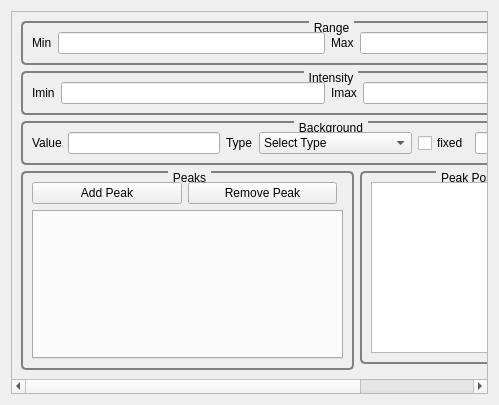
Old version of the form Widgets/Range_Widget.ui in the repository ExperimentalMineralPhysics/Continuous-Peak-Fit.
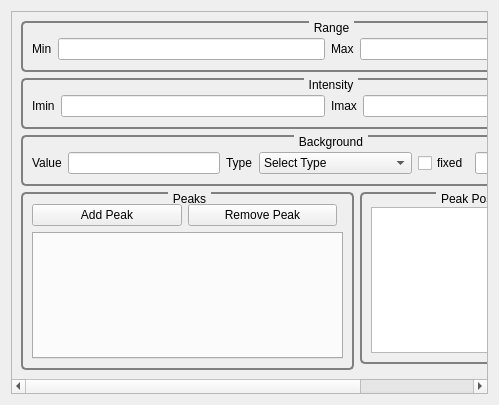
New version of the form.

Commit message: Adjust widgets size for PyQt6

```diff
--- a/Widgets/Range_Widget.ui
+++ b/Widgets/Range_Widget.ui
@@ -52,6 +52,12 @@
           <string>Background</string>
          </property>
          <layout class="QGridLayout" name="gridLayout_4">
+          <property name="topMargin">
+           <number>15</number>
+          </property>
+          <property name="bottomMargin">
+           <number>10</number>
+          </property>
           <item row="0" column="0">
            <widget class="QLabel" name="label_3">
             <property name="text">
@@ -176,6 +182,9 @@
           <string>Peaks</string>
          </property>
          <layout class="QGridLayout" name="gridLayout_2">
+          <property name="topMargin">
+           <number>10</number>
+          </property>
           <item row="0" column="0">
            <widget class="QPushButton" name="Add_Peak_Btn">
             <property name="sizePolicy">
@@ -214,9 +223,18 @@
           </item>
           <item row="2" column="0" colspan="3">
            <widget class="QTabWidget" name="Peak_Tab">
+            <property name="styleSheet">
+             <string notr="true"/>
+            </property>
             <property name="currentIndex">
              <number>-1</number>
             </property>
+            <property name="iconSize">
+             <size>
+              <width>3</width>
+              <height>3</height>
+             </size>
+            </property>
            </widget>
           </item>
          </layout>
@@ -251,6 +269,9 @@
           <string>Peak Position Seletion</string>
          </property>
          <layout class="QGridLayout" name="gridLayout_6">
+          <property name="topMargin">
+           <number>13</number>
+          </property>
           <item row="0" column="0">
            <widget class="QTextEdit" name="Peak_Pos_Selection">
             <property name="sizePolicy">
@@ -287,6 +308,12 @@
           <string>Intensity</string>
          </property>
          <layout class="QGridLayout" name="gridLayout_3">
+          <property name="topMargin">
+           <number>15</number>
+          </property>
+          <property name="bottomMargin">
+           <number>10</number>
+          </property>
           <item row="0" column="2">
            <widget class="QLabel" name="label_6">
             <property name="text">
@@ -347,6 +374,12 @@
           <string>Range</string>
          </property>
          <layout class="QGridLayout" name="gridLayout">
+          <property name="topMargin">
+           <number>15</number>
+          </property>
+          <property name="bottomMargin">
+           <number>10</number>
+          </property>
           <item row="0" column="0">
            <widget class="QLabel" name="label">
             <property name="text">
```
The commit also changes 3 other files.
